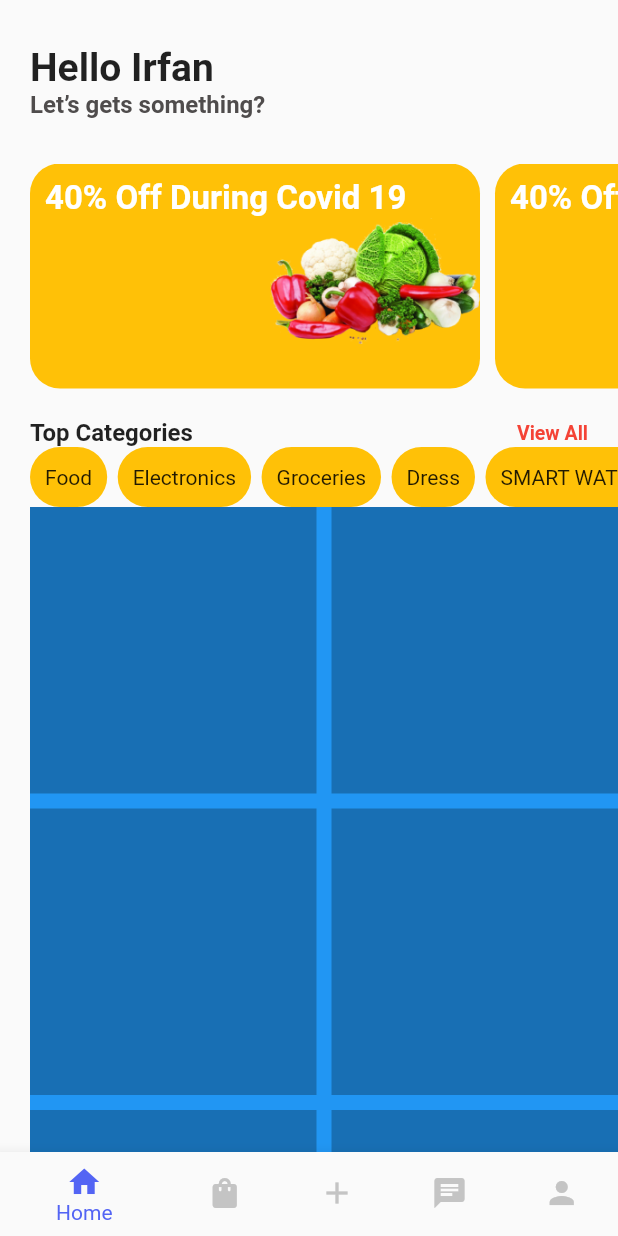
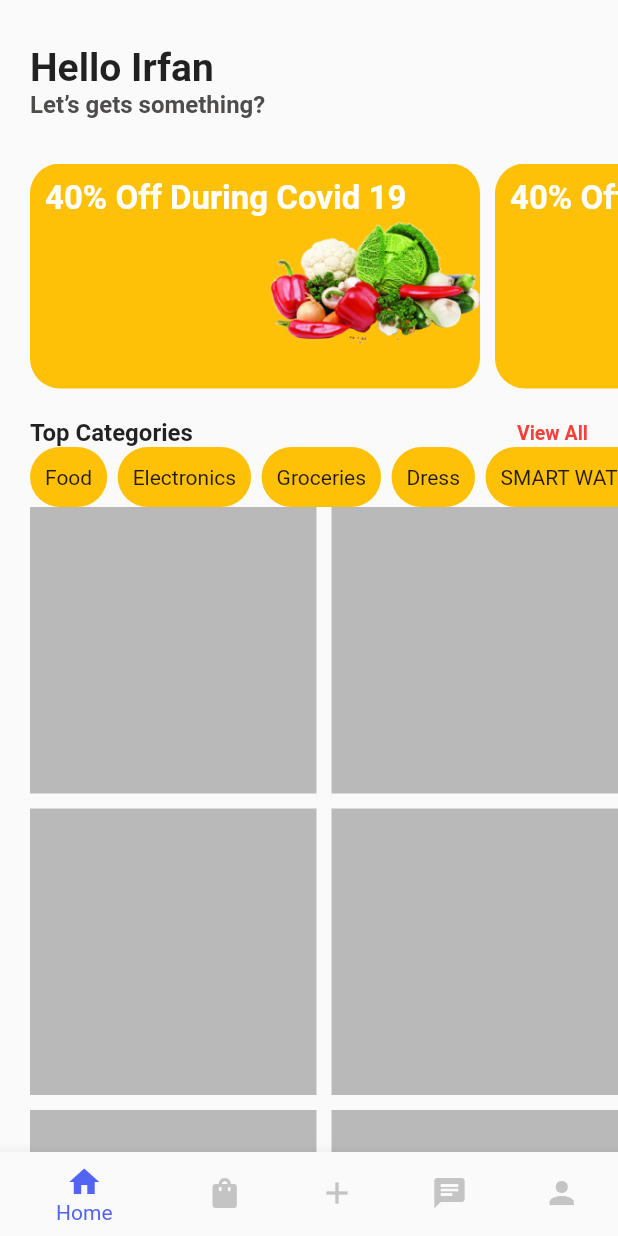
Before and after one commit to irfan701/Flutter, a Flutter app: the screen it shows after launch, on a phone screen of 412 x 824 dp. Run offline on Flutter 3.47's test engine with Material 2 defaults, Android fonts, the light colour scheme and no system bars.

Commit message:
Container Remove
Container  Remove FROM GRIDVIEW

```diff
--- a/bin/day4/first_app/lib/pages/home.dart
+++ b/bin/day4/first_app/lib/pages/home.dart
@@ -171,8 +171,6 @@ class HomeScreen extends StatelessWidget {
                 width: 5,
               ),
               Expanded(
-                  child: Container(
-                color: Colors.blue,
                   child: GridView.builder(
                 gridDelegate: SliverGridDelegateWithFixedCrossAxisCount(
                     crossAxisCount: 2,
@@ -184,7 +182,6 @@ class HomeScreen extends StatelessWidget {
                     color: Colors.black26,
                   );
                 },
-                ),
               ))
             ],
             crossAxisAlignment: CrossAxisAlignment.start,
```
Lines whose indentation alone changed are shown as unchanged.
